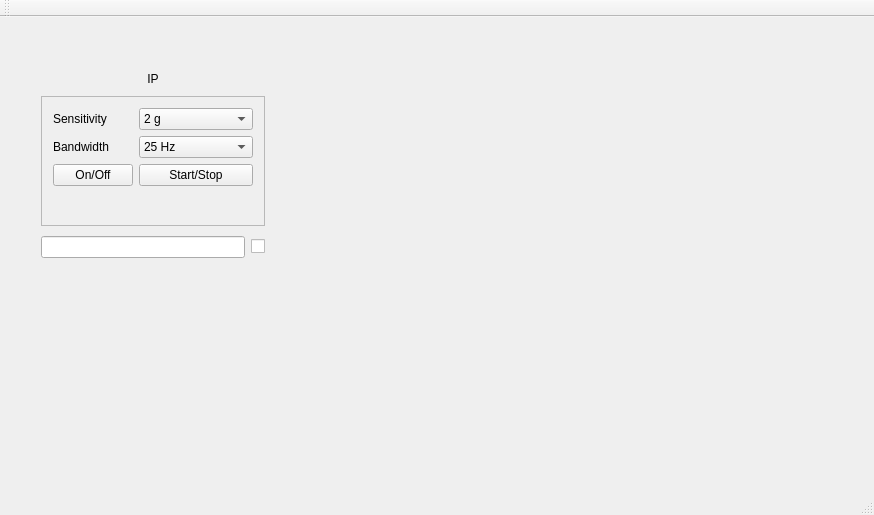
Before: the Qt Designer form Hitme.ui/forms/hitmemainwindow.ui in Schumbi/HitMe, drawn with Qt 5.
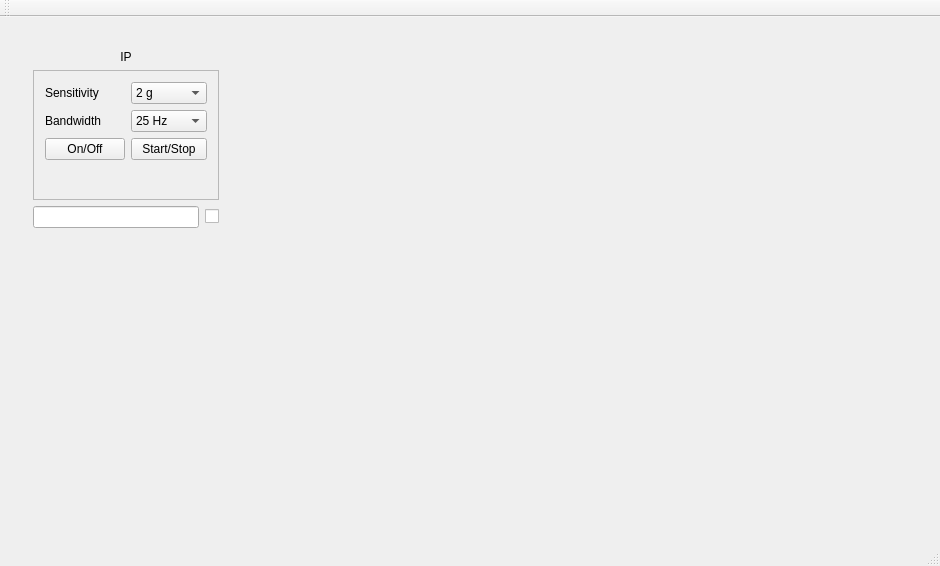
After: the same form once the commit is applied.

What changed in the file:
```diff
--- a/Hitme.ui/forms/hitmemainwindow.ui
+++ b/Hitme.ui/forms/hitmemainwindow.ui
@@ -6,8 +6,8 @@
    <rect>
     <x>0</x>
     <y>0</y>
-    <width>874</width>
-    <height>515</height>
+    <width>940</width>
+    <height>566</height>
    </rect>
   </property>
   <property name="sizePolicy">
@@ -23,17 +23,26 @@
    <enum>Qt::ToolButtonTextOnly</enum>
   </property>
   <widget class="QWidget" name="centralWidget">
-   <widget class="QFrame" name="frame_settings">
-    <property name="geometry">
-     <rect>
-      <x>30</x>
-      <y>40</y>
-      <width>246</width>
-      <height>218</height>
-     </rect>
+   <layout class="QHBoxLayout" name="horizontalLayout_3">
+    <item>
+     <widget class="QWidget" name="widget_sidebar" native="true">
+      <property name="maximumSize">
+       <size>
+        <width>230</width>
+        <height>16777215</height>
+       </size>
     </property>
     <layout class="QVBoxLayout" name="verticalLayout">
      <item>
+        <widget class="QFrame" name="frame_settings">
+         <property name="maximumSize">
+          <size>
+           <width>230</width>
+           <height>16777215</height>
+          </size>
+         </property>
+         <layout class="QGridLayout" name="gridLayout">
+          <item row="0" column="0">
       <widget class="QLabel" name="label_sensorIP">
        <property name="sizePolicy">
         <sizepolicy hsizetype="Preferred" vsizetype="Maximum">
@@ -49,7 +58,7 @@
        </property>
       </widget>
      </item>
-     <item>
+          <item row="1" column="0">
       <widget class="QFrame" name="frame_sensorSettings">
        <property name="sizePolicy">
         <sizepolicy hsizetype="Preferred" vsizetype="Maximum">
@@ -164,7 +173,7 @@
        </layout>
       </widget>
      </item>
-     <item>
+          <item row="2" column="0">
       <layout class="QHBoxLayout" name="horizontalLayout_2">
        <item>
         <widget class="QLineEdit" name="lineEdit_answer">
@@ -226,6 +235,44 @@
      </item>
     </layout>
    </widget>
+       </item>
+       <item>
+        <widget class="QWidget" name="widget" native="true">
+         <property name="minimumSize">
+          <size>
+           <width>0</width>
+           <height>120</height>
+          </size>
+         </property>
+        </widget>
+       </item>
+       <item>
+        <spacer name="verticalSpacer">
+         <property name="orientation">
+          <enum>Qt::Vertical</enum>
+         </property>
+         <property name="sizeHint" stdset="0">
+          <size>
+           <width>20</width>
+           <height>40</height>
+          </size>
+         </property>
+        </spacer>
+       </item>
+      </layout>
+     </widget>
+    </item>
+    <item>
+     <widget class="QWidget" name="accdata" native="true">
+      <property name="sizePolicy">
+       <sizepolicy hsizetype="Minimum" vsizetype="Minimum">
+        <horstretch>0</horstretch>
+        <verstretch>0</verstretch>
+       </sizepolicy>
+      </property>
+     </widget>
+    </item>
+   </layout>
   </widget>
   <widget class="QMenuBar" name="menuBar">
    <property name="geometry">
```
Left out of the diff: 2 changed lines with no effect on the pictures. Lines whose indentation alone changed are shown as unchanged.
